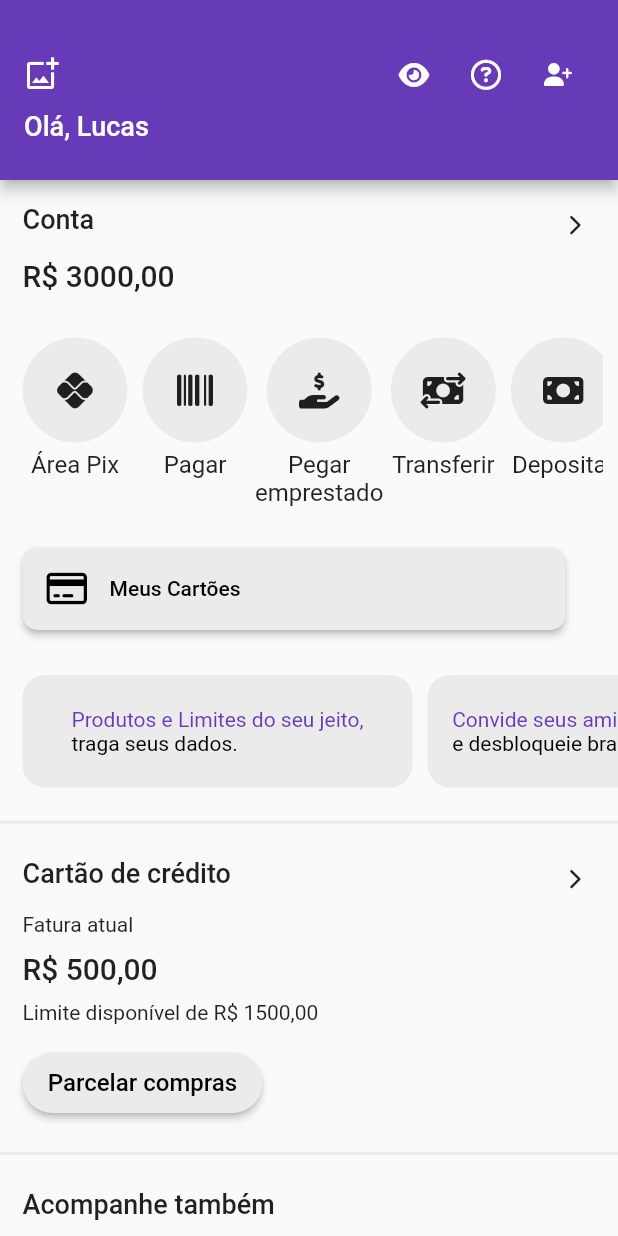
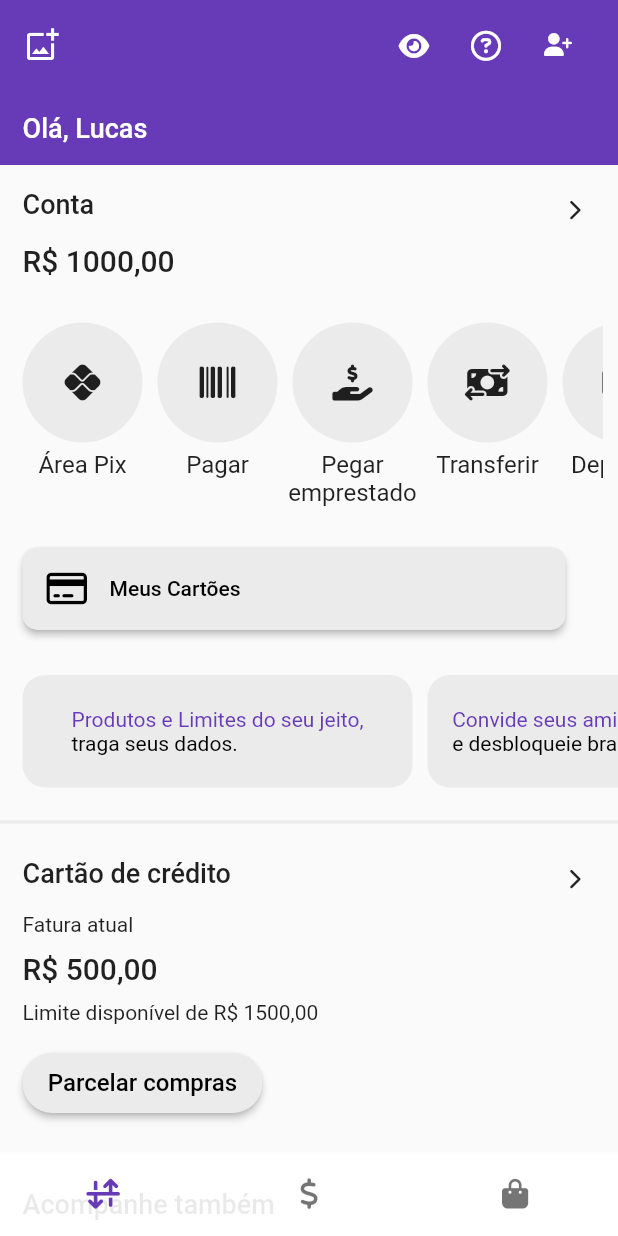
Before and after one commit to devlucasmends/mockup_nubank_flutter, a Flutter app: the screen it shows after launch, on a phone screen of 412 x 824 dp. Run offline on Flutter 3.47's test engine with Material 2 defaults, Android fonts, the phone set to English and light mode, and no system bars; our stand-ins replace font_awesome_flutter.

Commit message:
Completing the HomeView sections and creating the investment screen

```diff
--- /dev/null
+++ b/lib/app/components/appbar_widget.dart
@@ -0,0 +1,81 @@
+import 'package:flutter/material.dart';
+import 'package:font_awesome_flutter/font_awesome_flutter.dart';
+import 'package:mockup_nubank_flutter/app/controllers/home_controler.dart';
+
+class AppBarWidget extends StatefulWidget {
+  const AppBarWidget({super.key});
+
+  @override
+  State<AppBarWidget> createState() => _AppBarWidgetState();
+}
+
+class _AppBarWidgetState extends State<AppBarWidget> {
+  @override
+  Widget build(BuildContext context) {
+    final controller = HomeController.instance;
+    return AnimatedBuilder(
+      animation: controller,
+      builder: (context, child) {
+        return Column(
+          children: [
+            AppBar(
+              leadingWidth: 0,
+              automaticallyImplyLeading: true,
+              toolbarHeight: 60,
+              title: Padding(
+                padding: const EdgeInsets.only(left: 0),
+                child: Column(
+                  mainAxisAlignment: MainAxisAlignment.start,
+                  crossAxisAlignment: CrossAxisAlignment.start,
+                  children: [
+                    Row(
+                      children: [
+                        IconButton(
+                          splashColor: Colors.transparent,
+                          splashRadius: 20,
+                          padding: EdgeInsets.zero,
+                          constraints: const BoxConstraints(),
+                          onPressed: () {},
+                          icon: const Icon(
+                            Icons.add_photo_alternate_outlined,
+                          ),
+                        ),
+                        const Spacer(),
+                        IconButton(
+                          onPressed: () => controller.changeVisibility(),
+                          icon: FaIcon(
+                            controller.isHidden
+                                ? FontAwesomeIcons.eyeSlash
+                                : FontAwesomeIcons.solidEye,
+                            size: 18,
+                            color: Colors.white,
+                          ),
+                        ),
+                        IconButton(
+                          onPressed: () {},
+                          icon: const FaIcon(
+                            FontAwesomeIcons.circleQuestion,
+                            color: Colors.white,
+                            size: 20,
+                          ),
+                        ),
+                        IconButton(
+                          onPressed: () {},
+                          icon: const FaIcon(
+                            FontAwesomeIcons.userPlus,
+                            color: Colors.white,
+                            size: 15,
+                          ),
+                        ),
+                      ],
+                    ),
+                  ],
+                ),
+              ),
+            ),
+          ],
+        );
+      },
+    );
+  }
+}
--- /dev/null
+++ b/lib/app/components/bottom_navigation_widget.dart
@@ -0,0 +1,65 @@
+import 'package:flutter/material.dart';
+import 'package:font_awesome_flutter/font_awesome_flutter.dart';
+
+import '../controllers/home_controler.dart';
+
+class BottomNavigationWidget extends StatefulWidget {
+  const BottomNavigationWidget({super.key});
+
+  @override
+  State<BottomNavigationWidget> createState() => _BottomNavigationWidgetState();
+}
+
+class _BottomNavigationWidgetState extends State<BottomNavigationWidget> {
+  final controller = HomeController.instance;
+  int valueCurrent = 0;
+
+  @override
+  Widget build(BuildContext context) {
+    return AnimatedBuilder(
+      animation: controller,
+      builder: (context, child) {
+        return BottomNavigationBar(
+          elevation: 0,
+          backgroundColor: Colors.white38.withOpacity(0.9),
+          currentIndex: controller.valueCurrentNavigation,
+          showSelectedLabels: false,
+          showUnselectedLabels: false,
+          onTap: (value) {
+            controller.valueCurrentNavigation = value;
+            if (value == 0) {
+              Navigator.of(context).pushReplacementNamed('/home');
+            } else if (value == 1) {
+              Navigator.of(context).pushReplacementNamed('/investments');
+            } else if (value == 2) {
+              setState(() {}); // setState just to illustrate purple icon
+            }
+          },
+          items: const [
+            BottomNavigationBarItem(
+              icon: FaIcon(
+                FontAwesomeIcons.arrowDownUpAcrossLine,
+                size: 20,
+              ),
+              label: 'Conta',
+            ),
+            BottomNavigationBarItem(
+              icon: FaIcon(
+                FontAwesomeIcons.dollarSign,
+                size: 20,
+              ),
+              label: 'Investimentos',
+            ),
+            BottomNavigationBarItem(
+              icon: FaIcon(
+                FontAwesomeIcons.bagShopping,
+                size: 20,
+              ),
+              label: 'NuShop',
+            ),
+          ],
+        );
+      },
+    );
+  }
+}
--- a/lib/app/components/operations_widget.dart
+++ b/lib/app/components/operations_widget.dart
@@ -25,8 +25,8 @@ class OperationsWidget extends StatelessWidget {
               print(textClique);
             }),
             child: Container(
-              height: 70,
-              width: 70,
+              height: 80,
+              width: 80,
               decoration: const BoxDecoration(
                 color: Color.fromARGB(255, 235, 235, 235),
                 shape: BoxShape.circle,
--- a/lib/app/controllers/home_controler.dart
+++ b/lib/app/controllers/home_controler.dart
@@ -4,6 +4,7 @@ class HomeController extends ChangeNotifier {
   static HomeController instance = HomeController();
 
   bool isHidden = false;
+  int valueCurrentNavigation = 0;
 
   changeVisibility() {
     isHidden = !isHidden;
--- a/lib/app/models/account_data_model.dart
+++ b/lib/app/models/account_data_model.dart
@@ -1,6 +1,9 @@
 class AccountDataModel {
-  double accountBalance = 3000.0;
-  double invoiceAmount = 500.0;
-  double creditLimit = 1500.0;
-  double loanLimit = 5000.0;
+  final String userName = 'Lucas';
+  final double accountBalance = 1000.0;
+  final double invoiceAmount = 500.0;
+  final double creditLimit = 1500.0;
+  final double loanLimit = 5000.0;
+  final double investimentsValue = 200.0;
+  final double criptoValue = 100.0;
 }
--- a/lib/app/my_app.dart
+++ b/lib/app/my_app.dart
@@ -1,7 +1,6 @@
 import 'package:flutter/material.dart';
-import 'package:flutter/src/widgets/container.dart';
-import 'package:flutter/src/widgets/framework.dart';
 import 'package:mockup_nubank_flutter/app/views/home_view.dart';
+import 'package:mockup_nubank_flutter/app/views/investiments_view.dart';
 
 class MyApp extends StatelessWidget {
   const MyApp({super.key});
@@ -10,7 +9,12 @@ class MyApp extends StatelessWidget {
   Widget build(BuildContext context) {
     return MaterialApp(
       theme: ThemeData(primarySwatch: Colors.deepPurple),
-      home: const HomeView(),
+      initialRoute: '/home',
+      routes: {
+        '/home': (context) => const HomeView(),
+        '/investments': (context) => const InvestmentsView(),
+      },
+      // home: const InvestmentsView(),
       debugShowCheckedModeBanner: false,
     );
   }
--- a/lib/app/views/home_view.dart
+++ b/lib/app/views/home_view.dart
@@ -1,6 +1,7 @@
 import 'package:flutter/material.dart';
-import 'package:flutter/src/widgets/framework.dart';
 import 'package:font_awesome_flutter/font_awesome_flutter.dart';
+import 'package:mockup_nubank_flutter/app/components/appbar_widget.dart';
+import 'package:mockup_nubank_flutter/app/components/bottom_navigation_widget.dart';
 import 'package:mockup_nubank_flutter/app/components/operations_widget.dart';
 import 'package:mockup_nubank_flutter/app/controllers/home_controler.dart';
 import 'package:mockup_nubank_flutter/app/models/account_data_model.dart';
@@ -14,7 +15,7 @@ class HomeView extends StatefulWidget {
 
 class _HomeViewState extends State<HomeView> {
   final user = AccountDataModel();
-  IconData iconVision = FontAwesomeIcons.solidEye;
+
   final controller = HomeController.instance;
   final colorSub = const Color.fromARGB(255, 235, 235, 235);
 
@@ -24,9 +25,33 @@ class _HomeViewState extends State<HomeView> {
       animation: controller,
       builder: (context, child) {
         return Scaffold(
+          extendBody: true,
           appBar: PreferredSize(
-            preferredSize: const Size.fromHeight(120),
-            child: _appBar(),
+            preferredSize: const Size.fromHeight(110),
+            child: Column(
+              crossAxisAlignment: CrossAxisAlignment.start,
+              mainAxisAlignment: MainAxisAlignment.center,
+              children: [
+                const AppBarWidget(),
+                Container(
+                  alignment: Alignment.centerLeft,
+                  height: 50,
+                  width: MediaQuery.of(context).size.width,
+                  color: Colors.deepPurple,
+                  child: Padding(
+                    padding: const EdgeInsets.all(15.0),
+                    child: Text(
+                      'Olá, ${user.userName}',
+                      style: const TextStyle(
+                        color: Color(0xffffffff),
+                        fontSize: 18,
+                        fontWeight: FontWeight.w500,
+                      ),
+                    ),
+                  ),
+                ),
+              ],
+            ),
           ),
           body: ListView(
             children: [
@@ -41,81 +66,12 @@ class _HomeViewState extends State<HomeView> {
               Divider(thickness: 2, color: colorSub),
               _loanSection(),
               Divider(thickness: 2, color: colorSub),
+              _findMoreSection(),
             ],
           ),
+          bottomNavigationBar: const BottomNavigationWidget(),
         );
       },
-    );
-  }
-
-  Widget _appBar() {
-    // final controller = HomeController.instance;
-    return Column(
-      children: [
-        AppBar(
-          leadingWidth: 0,
-          automaticallyImplyLeading: true,
-          toolbarHeight: 120,
-          title: Padding(
-            padding: const EdgeInsets.only(left: 0),
-            child: Column(
-              mainAxisAlignment: MainAxisAlignment.start,
-              crossAxisAlignment: CrossAxisAlignment.start,
-              children: [
-                Row(
-                  children: [
-                    IconButton(
-                      splashColor: Colors.transparent,
-                      splashRadius: 20,
-                      padding: EdgeInsets.zero,
-                      constraints: const BoxConstraints(),
-                      onPressed: () {},
-                      icon: const Icon(
-                        Icons.add_photo_alternate_outlined,
-                      ),
-                    ),
-                    const Spacer(),
-                    IconButton(
-                      onPressed: () => controller.changeVisibility(),
-                      icon: FaIcon(
-                        controller.isHidden
-                            ? FontAwesomeIcons.eyeSlash
-                            : FontAwesomeIcons.solidEye,
-                        size: 18,
-                        color: Colors.white,
-                      ),
-                    ),
-                    IconButton(
-                      onPressed: () {},
-                      icon: const FaIcon(
-                        FontAwesomeIcons.circleQuestion,
-                        color: Colors.white,
-                        size: 20,
-                      ),
-                    ),
-                    IconButton(
-                      onPressed: () {},
-                      icon: const FaIcon(
-                        FontAwesomeIcons.userPlus,
-                        color: Colors.white,
-                        size: 15,
-                      ),
-                    ),
-                  ],
-                ),
-                const Text(
-                  'Olá, Lucas',
-                  style: TextStyle(
-                    color: Color(0xffffffff),
-                    fontSize: 18,
-                    fontWeight: FontWeight.w500,
-                  ),
-                ),
-              ],
-            ),
-          ),
-        ),
-      ],
     );
   }
 
@@ -167,7 +123,7 @@ class _HomeViewState extends State<HomeView> {
 
   Widget _bankingOperationsSection() {
     return SizedBox(
-      height: 140,
+      height: 150,
       child: Padding(
         padding: const EdgeInsets.all(10),
         child: ListView(
@@ -522,4 +478,104 @@ class _HomeViewState extends State<HomeView> {
       ),
     );
   }
+
+  Widget _findMoreSection() {
+    return Padding(
+      padding: const EdgeInsets.all(15.0),
+      child: SizedBox(
+        height: 300,
+        child: Column(
+          crossAxisAlignment: CrossAxisAlignment.start,
+          children: [
+            const Text(
+              'Descubra mais',
+              style: TextStyle(
+                fontSize: 18,
+                fontWeight: FontWeight.w500,
+              ),
+            ),
+            Expanded(
+              child: ListView.builder(
+                shrinkWrap: true,
+                scrollDirection: Axis.horizontal,
+                itemCount: 5,
+                itemBuilder: (context, index) {
+                  return Padding(
+                    padding: const EdgeInsets.only(top: 15, right: 10),
+                    child: GestureDetector(
+                      onTap: () =>
+                          // ignore: avoid_print
+                          print('Cliquei Card Descubra Mais N${index + 1}'),
+                      child: Container(
+                        height: 225,
+                        width: 195,
+                        decoration: BoxDecoration(
+                          color: colorSub,
+                          borderRadius: BorderRadius.circular(10),
+                        ),
+                        child: Container(
+                          color: Colors.transparent,
+                          child: Column(
+                            crossAxisAlignment: CrossAxisAlignment.start,
+                            children: [
+                              Container(
+                                height: 100,
+                                decoration: BoxDecoration(
+                                    color: colorSub,
+                                    borderRadius: const BorderRadius.only(
+                                      topLeft: Radius.circular(20),
+                                      topRight: Radius.circular(20),
+                                    ),
+                                    image: const DecorationImage(
+                                      image: AssetImage(
+                                        'assets/imgs/fotocontainer.jpg',
+                                      ),
+                                      fit: BoxFit.fill,
+                                    )),
+                              ),
+                              const Padding(
+                                padding: EdgeInsets.only(top: 10, left: 10),
+                                child: Text(
+                                  'Nubank Celular Seguro',
+                                  style: TextStyle(
+                                    fontSize: 14,
+                                    fontWeight: FontWeight.w500,
+                                  ),
+                                ),
+                              ),
+                              const Padding(
+                                padding: EdgeInsets.only(
+                                    top: 10, left: 10, bottom: 25),
+                                child: Text(
+                                  '100% cobertura, 0% estresse.\nSimule agora mesmo.',
+                                  style: TextStyle(
+                                    fontSize: 12.5,
+                                    color: Color(0xff70737b),
+                                  ),
+                                ),
+                              ),
+                              Padding(
+                                padding: const EdgeInsets.only(left: 10.0),
+                                child: ElevatedButton(
+                                  onPressed: () {},
+                                  style: OutlinedButton.styleFrom(
+                                      shape: const StadiumBorder(),
+                                      backgroundColor: Colors.deepPurple),
+                                  child: const Text('Conhecer'),
+                                ),
+                              ),
+                            ],
+                          ),
+                        ),
+                      ),
+                    ),
+                  );
+                },
+              ),
+            ),
+          ],
+        ),
+      ),
+    );
+  }
 }
```
Also changed, not shown: lib/app/views/investiments_view.dart (added, +273 -0 lines).
